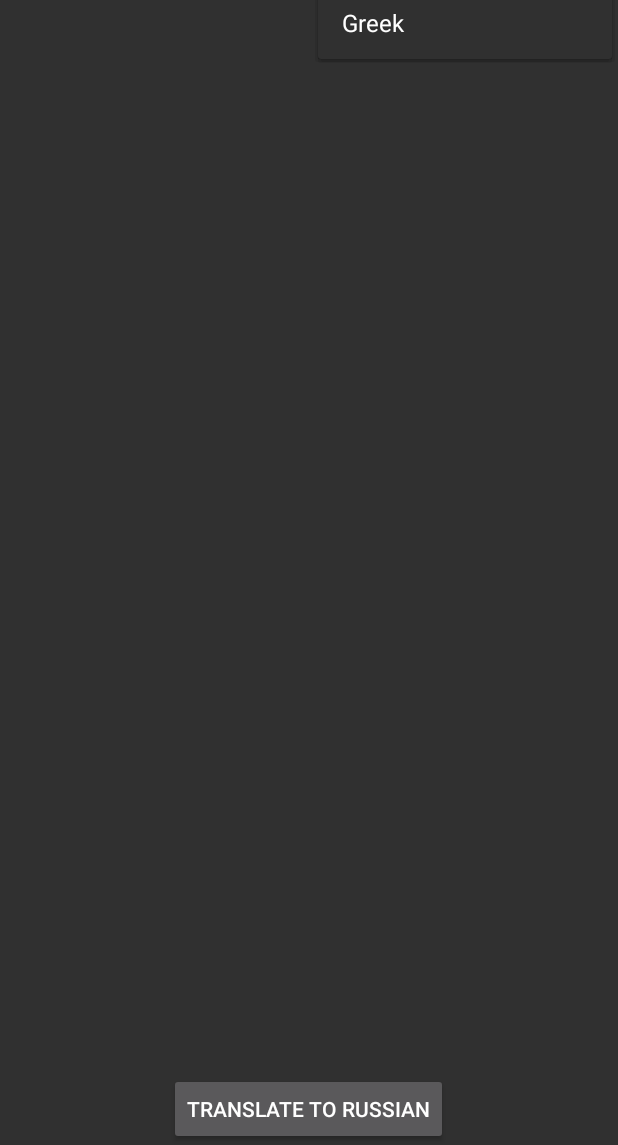
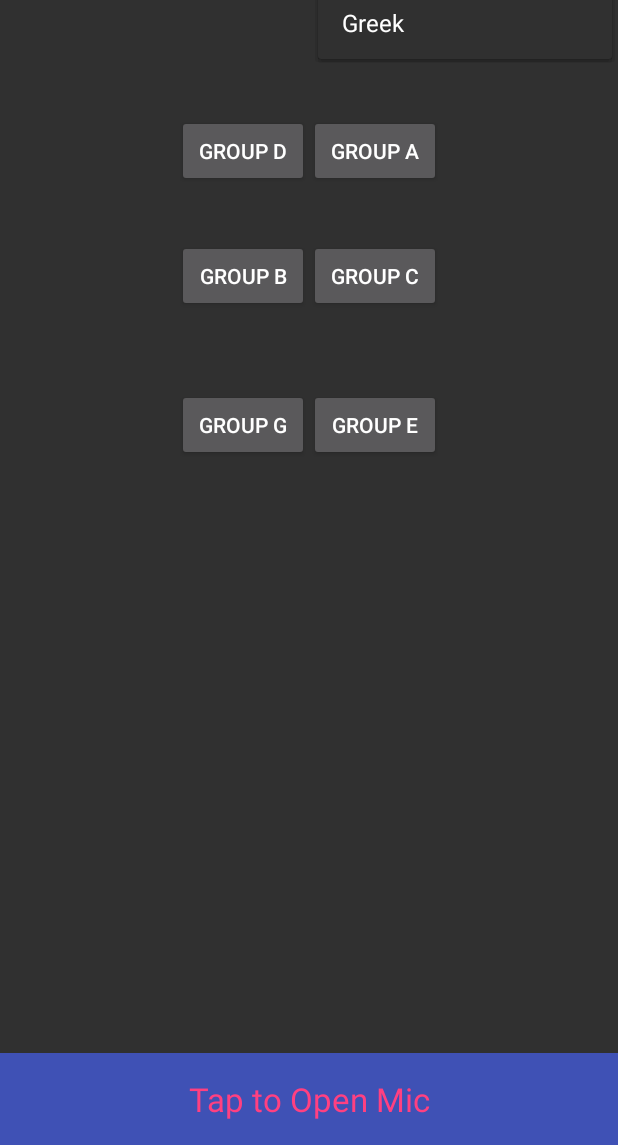
Before and after one commit to mariosfx540/MobileHCI_Project, an Android app: the screen it shows after launch (MainActivity), with the options menu open, on a phone screen of 412 x 824 dp, the part 91-1236 px from its top. Run offline under Robolectric (Android 15) with nearby library versions, the phone set to English and light mode, and no system bars.

Commit message:
Text to Speech fuctionality added

```diff
--- a/app/src/main/java/com/example/dimis/mobilehci/MainActivity.java
+++ b/app/src/main/java/com/example/dimis/mobilehci/MainActivity.java
@@ -2,18 +2,57 @@ package com.example.dimis.mobilehci;
 
 import android.support.v7.app.AppCompatActivity;
 import android.os.Bundle;
+import android.util.Log;
 import android.view.Menu;
 import android.view.MenuInflater;
-import android.widget.Toolbar;
+import android.content.ActivityNotFoundException;
+import android.content.Intent;
+import android.speech.RecognizerIntent;
+import android.support.v7.app.AppCompatActivity;
+import android.os.Bundle;
+import android.view.View;
+import android.widget.TextView;
+
+import java.util.ArrayList;
+import java.util.Locale;
 
 public class MainActivity extends AppCompatActivity {
+
+
+    private TextView voiceInput;
+    private TextView speakButton;
+    private final int REQ_CODE_SPEECH_INPUT = 100;
 
     @Override
     protected void onCreate(Bundle savedInstanceState) {
         super.onCreate(savedInstanceState);
-        setContentView(R.layout.third_screen);
+        setContentView(R.layout.activity_main);
+        voiceInput = (TextView) findViewById(R.id.voiceInput);
+        speakButton = (TextView) findViewById(R.id.btnSpeak);
+
+        speakButton.setOnClickListener(new View.OnClickListener() {
+
+            @Override
+            public void onClick(View v) {
+                askSpeechInput();
+            }
+        });
 
     }
+    private void askSpeechInput() {
+        Intent intent = new Intent(RecognizerIntent.ACTION_RECOGNIZE_SPEECH);
+        intent.putExtra(RecognizerIntent.EXTRA_LANGUAGE_MODEL,
+                RecognizerIntent.LANGUAGE_MODEL_FREE_FORM);
+        intent.putExtra(RecognizerIntent.EXTRA_LANGUAGE, Locale.getDefault());
+        intent.putExtra(RecognizerIntent.EXTRA_PROMPT,
+                "Hi speak something");
+        try {
+            startActivityForResult(intent, REQ_CODE_SPEECH_INPUT);
+        } catch (ActivityNotFoundException a) {
+
+        }
+    }
+
 
     @Override
     public boolean onCreateOptionsMenu(Menu menu) {
@@ -21,4 +60,22 @@ public class MainActivity extends AppCompatActivity {
         inflater.inflate(R.menu.main_menu,menu);
         return  true;
     }
+    @Override
+    protected void onActivityResult(int requestCode, int resultCode, Intent data) {
+        super.onActivityResult(requestCode, resultCode, data);
+
+        switch (requestCode) {
+            case REQ_CODE_SPEECH_INPUT: {
+                if (resultCode == RESULT_OK && null != data) {
+
+                    ArrayList<String> result = data
+                            .getStringArrayListExtra(RecognizerIntent.EXTRA_RESULTS);
+
+                    Log.d("kokos",result.get(0));
+                }
+                break;
+            }
+
+        }
+    }
 }
--- a/app/src/main/res/layout/activity_main.xml
+++ b/app/src/main/res/layout/activity_main.xml
@@ -86,8 +86,8 @@
         android:layout_height="wrap_content"
         android:layout_alignBaseline="@+id/button8"
         android:layout_alignBottom="@+id/button8"
-        android:layout_alignLeft="@+id/button9"
-        android:layout_alignStart="@+id/button9"
+        android:layout_alignLeft="@+id/voiceInput"
+        android:layout_alignStart="@+id/voiceInput"
         android:text="Group F"
         tools:layout_editor_absoluteX="245dp"
         tools:layout_editor_absoluteY="307dp" />
@@ -96,22 +96,45 @@
         android:id="@+id/button8"
         android:layout_width="wrap_content"
         android:layout_height="wrap_content"
-        android:layout_above="@+id/button9"
-        android:layout_alignEnd="@+id/button9"
-        android:layout_alignRight="@+id/button9"
+        android:layout_above="@+id/voiceInput"
+        android:layout_alignEnd="@+id/voiceInput"
+        android:layout_alignRight="@+id/voiceInput"
         android:layout_marginBottom="48dp"
         android:text="Group K"
         tools:layout_editor_absoluteX="245dp"
         tools:layout_editor_absoluteY="410dp" />
 
-    <Button
-        android:id="@+id/button9"
-        android:layout_width="262dp"
+    <TextView
+        android:id="@+id/voiceInput"
+        android:layout_width="wrap_content"
+        android:layout_height="wrap_content"
+        android:layout_alignParentTop="true"
+        android:layout_centerHorizontal="true"
+        android:layout_marginTop="100dp"
+        android:textSize="26sp"
+        android:textStyle="normal" />
+
+    <LinearLayout
+        android:layout_width="match_parent"
         android:layout_height="wrap_content"
         android:layout_alignParentBottom="true"
         android:layout_centerHorizontal="true"
-        android:text="TRANSLATE TO RUSSIAN"
-        tools:layout_editor_absoluteX="71dp"
-        tools:layout_editor_absoluteY="523dp" />
+        android:gravity="center"
+        android:orientation="vertical" >
+
+        <TextView
+            android:clickable="true"
+            android:gravity="center"
+            android:padding="16dp"
+            android:textColor="@color/colorAccent"
+            android:background="@color/colorPrimary"
+            android:id="@+id/btnSpeak"
+            android:layout_width="match_parent"
+            android:layout_height="wrap_content"
+            android:layout_marginTop="10dp"
+            android:text="Tap to Open Mic"
+            android:textSize="22sp"
+            android:textStyle="normal" />
+    </LinearLayout>
 
 </RelativeLayout>
```
